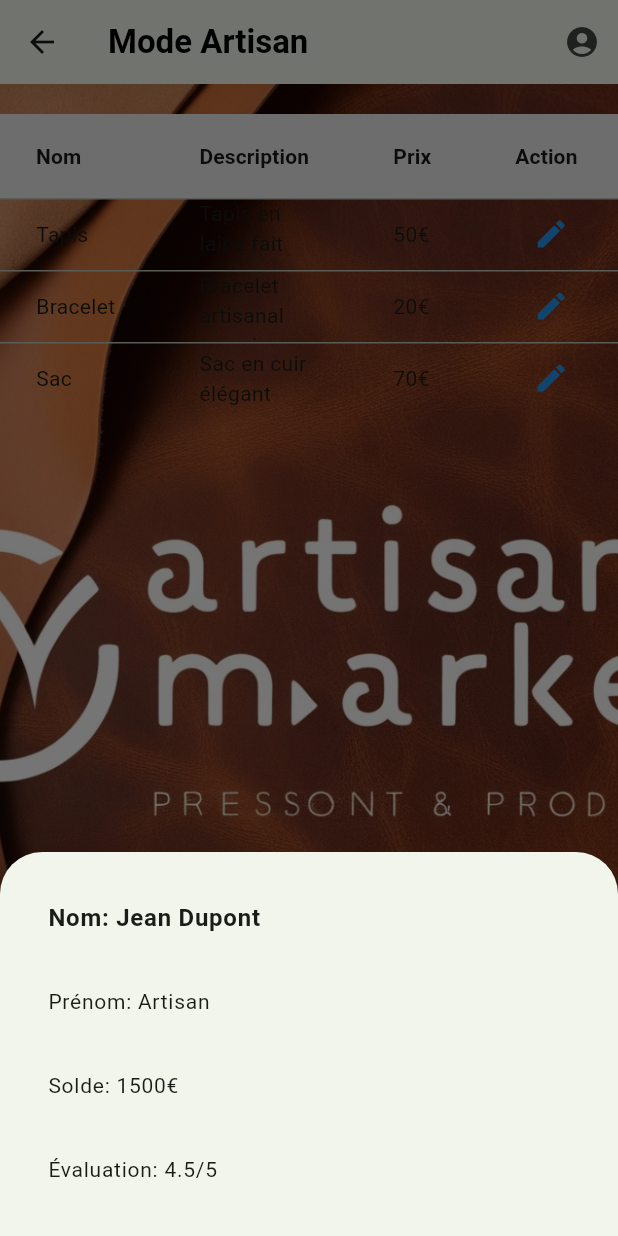
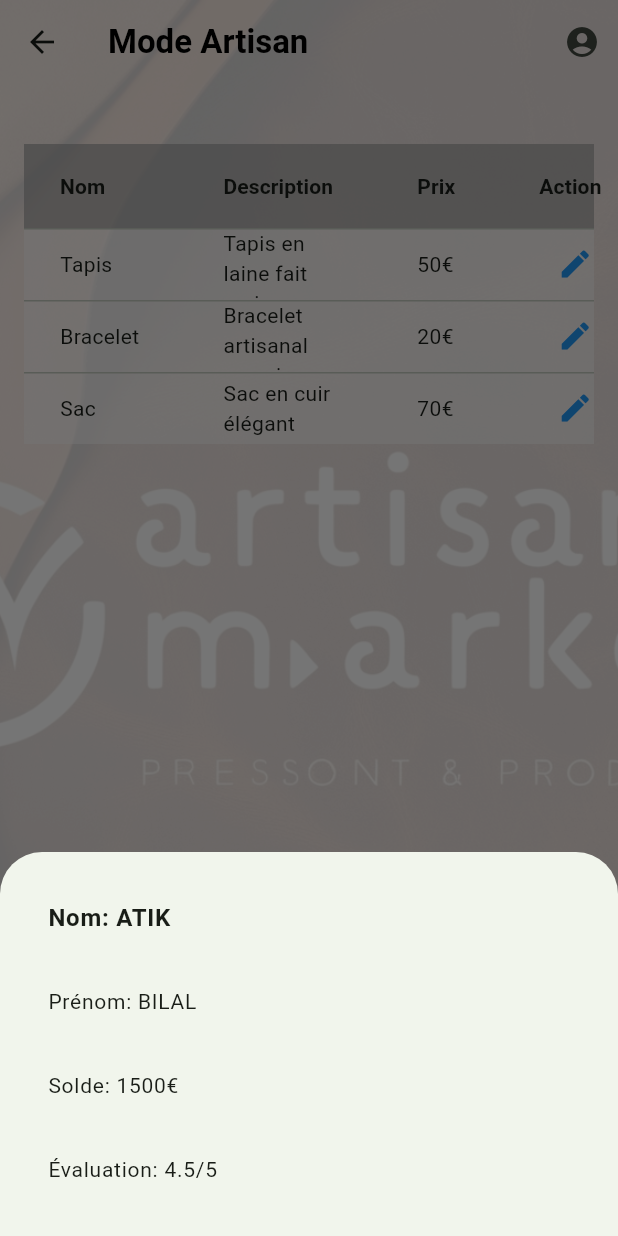
Before and after one commit to bilalatq/ArtisanMarcket, a Flutter app: the ModeArtisanPage screen opened by its route, after a tap on the "account circle" icon, on a phone screen of 412 x 824 dp. Run offline on Flutter 3.47's test engine with Material 3 defaults, Android fonts, the phone set to English and light mode, and no system bars; our stand-ins replace cloud_firestore, firebase_auth, firebase_core; accounts and stored records are empty.

Commit message:
Initial commit - Ajout du projet Flutter

```diff
--- a/lib/screens/home_page.dart
+++ b/lib/screens/home_page.dart
@@ -129,12 +129,12 @@ class _HomePageState extends State<HomePage>
                                 description: 'Tapis en laine fait main',
                               ),
                               WidgetProduct(
-                                imagePath: 'assets/images/tapis.jpg',
+                                imagePath: 'assets/images/tapis01.jpg',
                                 price: '45€',
                                 description: 'Tapis artisanal en coton',
                               ),
                               WidgetProduct(
-                                imagePath: 'assets/images/tapis.jpg',
+                                imagePath: 'assets/images/tapisss.jpg',
                                 price: '55€',
                                 description: 'Tapis coloré fait main',
                               ),
@@ -144,7 +144,7 @@ class _HomePageState extends State<HomePage>
                           ListView(
                             children: const [
                               WidgetProduct(
-                                imagePath: 'assets/images/bracelet.jpg',
+                                imagePath: 'assets/images/bracelet01.jpg',
                                 price: '20€',
                                 description: 'Bracelet artisanal en cuir',
                               ),
--- a/lib/screens/screens/mode_artisan_page.dart
+++ b/lib/screens/screens/mode_artisan_page.dart
@@ -9,7 +9,6 @@ class ModeArtisanPage extends StatefulWidget {
 }
 
 class _ModeArtisanPageState extends State<ModeArtisanPage> {
-  // Liste de produits
   final List<Map<String, dynamic>> _produits = [
     {'nom': 'Tapis', 'description': 'Tapis en laine fait main', 'prix': '50€'},
     {
@@ -20,10 +19,9 @@ class _ModeArtisanPageState extends State<ModeArtisanPage> {
     {'nom': 'Sac', 'description': 'Sac en cuir élégant', 'prix': '70€'},
   ];
 
-  // Profil de l'artisan
   final Map<String, dynamic> _artisanProfile = {
-    'nom': 'Jean Dupont',
-    'prenom': 'Artisan',
+    'nom': 'ATIK ',
+    'prenom': 'BILAL',
     'solde': '1500€',
     'evaluation': '4.5/5',
   };
@@ -42,7 +40,6 @@ class _ModeArtisanPageState extends State<ModeArtisanPage> {
   }
 
   void _editProduit(Map<String, dynamic> produit) {
-    // Logique pour modifier le produit
     TextEditingController nameController =
         TextEditingController(text: produit['nom']);
     TextEditingController descriptionController =
@@ -59,24 +56,20 @@ class _ModeArtisanPageState extends State<ModeArtisanPage> {
           children: [
             TextField(
                 controller: nameController,
-              decoration: const InputDecoration(labelText: 'Nom'),
-            ),
+                decoration: const InputDecoration(labelText: 'Nom')),
             TextField(
                 controller: descriptionController,
-              decoration: const InputDecoration(labelText: 'Description'),
-            ),
+                decoration: const InputDecoration(labelText: 'Description')),
             TextField(
                 controller: priceController,
                 decoration: const InputDecoration(labelText: 'Prix'),
-              keyboardType: TextInputType.number,
-            ),
+                keyboardType: TextInputType.number),
           ],
         ),
         actions: [
           TextButton(
               onPressed: () => Navigator.pop(context),
-            child: const Text('Annuler'),
-          ),
+              child: const Text('Annuler')),
           TextButton(
             onPressed: () {
               setState(() {
@@ -96,6 +89,7 @@ class _ModeArtisanPageState extends State<ModeArtisanPage> {
   @override
   Widget build(BuildContext context) {
     return Scaffold(
+      extendBodyBehindAppBar: true,
       appBar: AppBar(
         backgroundColor: Colors.transparent,
         elevation: 0,
@@ -116,21 +110,17 @@ class _ModeArtisanPageState extends State<ModeArtisanPage> {
                       ListTile(
                           title: Text('Nom: ${_artisanProfile['nom']}',
                               style: const TextStyle(
-                                fontWeight: FontWeight.bold, fontSize: 16)),
-                      ),
+                                  fontWeight: FontWeight.bold, fontSize: 16))),
                       ListTile(
                           title: Text('Prénom: ${_artisanProfile['prenom']}',
-                            style: const TextStyle(fontSize: 14)),
-                      ),
+                              style: const TextStyle(fontSize: 14))),
                       ListTile(
                           title: Text('Solde: ${_artisanProfile['solde']}',
-                            style: const TextStyle(fontSize: 14)),
-                      ),
+                              style: const TextStyle(fontSize: 14))),
                       ListTile(
                           title: Text(
                               'Évaluation: ${_artisanProfile['evaluation']}',
-                            style: const TextStyle(fontSize: 14)),
-                      ),
+                              style: const TextStyle(fontSize: 14))),
                     ],
                   ),
                 ),
@@ -144,49 +134,60 @@ class _ModeArtisanPageState extends State<ModeArtisanPage> {
         backgroundColor: Colors.green,
         child: const Icon(Icons.add),
       ),
-      body: Container(
-        decoration: const BoxDecoration(
-          image: DecorationImage(
-            image: AssetImage('assets/images/logo.jpg'),
-            fit: BoxFit.cover,
+      body: Stack(
+        children: [
+          /// 🔹 **Image de fond couvrant tout l'écran**
+          Positioned.fill(
+            child: Image.asset(
+              'assets/images/logo.jpg',
+              fit: BoxFit.cover, // ✅ Couvre tout l'écran
             ),
           ),
+
+          /// 🔹 **Contenu au premier plan**
+          SizedBox.expand(
+            child: Container(
+              color: Colors.white.withAlpha((255 * 0.85)
+                  .toInt()), // ✅ Fond semi-transparent pour lisibilité
               child: Column(
                 children: [
-            const SizedBox(height: 20.0),
+                  const SizedBox(height: 80.0), // ✅ Espacement sous l'AppBar
                   Expanded(
                     child: SingleChildScrollView(
+                      padding: const EdgeInsets.all(16.0),
+                      child: Center(
+                        child: ConstrainedBox(
+                          constraints: const BoxConstraints(
+                              maxWidth:
+                                  800), // ✅ Ajuste la largeur max pour éviter l'espace vide
                           child: DataTable(
-                  headingRowColor: WidgetStateProperty.all(Colors.grey[200]),
+                            headingRowColor: WidgetStateProperty.all(Colors.grey
+                                .withAlpha((255 * 0.7)
+                                    .toInt())), // ✅ En-tête semi-transparent
+                            dataRowColor: WidgetStateProperty.all(Colors.white
+                                .withAlpha((255 * 0.5)
+                                    .toInt())), // ✅ Fond des lignes semi-transparent
                             columns: const [
                               DataColumn(
-                      label: Text(
-                        'Nom',
+                                  label: Text('Nom',
                                       style: TextStyle(
-                            fontWeight: FontWeight.bold, fontSize: 14),
-                      ),
-                    ),
+                                          fontWeight: FontWeight.bold,
+                                          fontSize: 14))),
                               DataColumn(
-                      label: Text(
-                        'Description',
+                                  label: Text('Description',
                                       style: TextStyle(
-                            fontWeight: FontWeight.bold, fontSize: 14),
-                      ),
-                    ),
+                                          fontWeight: FontWeight.bold,
+                                          fontSize: 14))),
                               DataColumn(
-                      label: Text(
-                        'Prix',
+                                  label: Text('Prix',
                                       style: TextStyle(
-                            fontWeight: FontWeight.bold, fontSize: 14),
-                      ),
-                    ),
+                                          fontWeight: FontWeight.bold,
+                                          fontSize: 14))),
                               DataColumn(
-                      label: Text(
-                        'Action',
+                                  label: Text('Action',
                                       style: TextStyle(
-                            fontWeight: FontWeight.bold, fontSize: 14),
-                      ),
-                    ),
+                                          fontWeight: FontWeight.bold,
+                                          fontSize: 14))),
                             ],
                             rows: _produits.map((produit) {
                               return DataRow(cells: [
@@ -195,7 +196,8 @@ class _ModeArtisanPageState extends State<ModeArtisanPage> {
                                 DataCell(Text(produit['prix'])),
                                 DataCell(
                                   IconButton(
-                          icon: const Icon(Icons.edit, color: Colors.blue),
+                                    icon: const Icon(Icons.edit,
+                                        color: Colors.blue),
                                     onPressed: () => _editProduit(produit),
                                   ),
                                 ),
@@ -204,8 +206,13 @@ class _ModeArtisanPageState extends State<ModeArtisanPage> {
                           ),
                         ),
                       ),
+                    ),
+                  ),
                 ],
               ),
+            ),
+          ),
+        ],
       ),
     );
   }
--- a/pubspec.yaml
+++ b/pubspec.yaml
@@ -64,6 +64,7 @@ flutter:
   # To add assets to your application, add an assets section, like this:
   assets:
     - assets/images/
+
   #   - images/a_dot_ham.jpeg
 
   # An image asset can refer to one or more resolution-specific "variants", see
```
Also changed, not shown: assets/images/bracelet01.jpg (added), assets/images/tapis01.jpg (added), assets/images/tapisss.jpg (added), pubspec.lock. Lines whose indentation alone changed are shown as unchanged.
